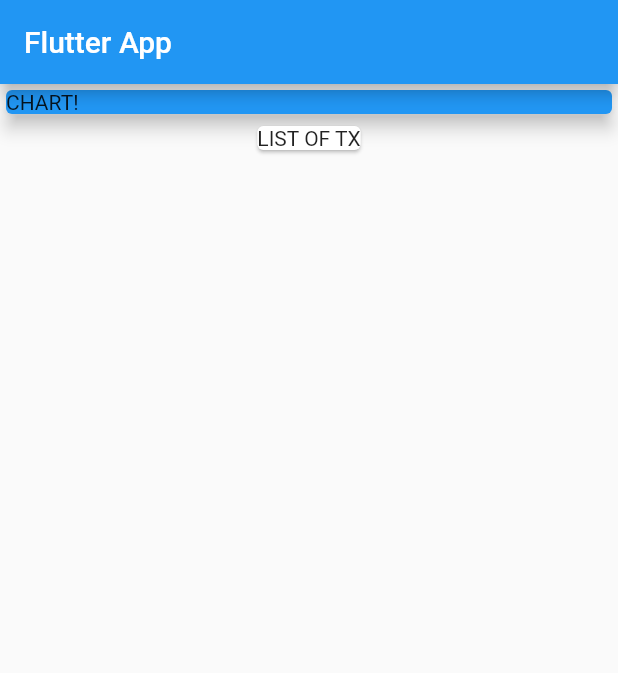
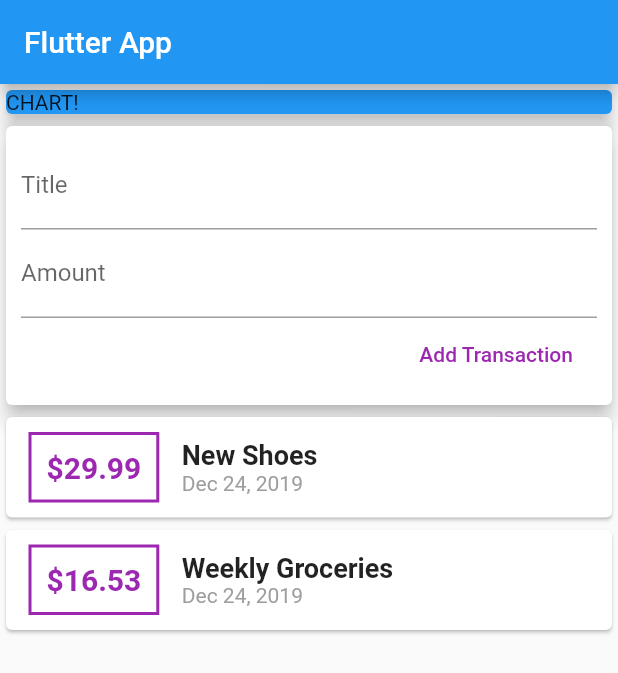
Before and after one commit to marttp/FlutterCourse, a Flutter app: the screen it shows after launch, on a phone screen of 412 x 824 dp. Shown: the top 673 px of the screen. Run offline on Flutter 3.47's test engine with Material 2 defaults, Android fonts, the phone set to English and light mode, and no system bars.

Commit message:
Update expense-app

```diff
--- a/personal_expense_app/lib/main.dart
+++ b/personal_expense_app/lib/main.dart
@@ -1,4 +1,7 @@
 import 'package:flutter/material.dart';
+import 'package:intl/intl.dart';
+
+import './transaction.dart';
 
 void main() => runApp(MyApp());
 
@@ -13,6 +16,21 @@ class MyApp extends StatelessWidget {
 }
 
 class MyHomePage extends StatelessWidget {
+  final List<Transaction> transactions = [
+    Transaction(
+      id: 't1',
+      title: 'New Shoes',
+      amount: 29.99,
+      date: DateTime.now(),
+    ),
+    Transaction(
+      id: 't2',
+      title: 'Weekly Groceries',
+      amount: 16.53,
+      date: DateTime.now(),
+    ),
+  ];
+
   @override
   Widget build(BuildContext context) {
     return Scaffold(
@@ -20,6 +38,8 @@ class MyHomePage extends StatelessWidget {
         title: Text('Flutter App'),
       ),
       body: Column(
+        // mainAxisAlignment: MainAxisAlignment.start,
+        crossAxisAlignment: CrossAxisAlignment.stretch,
         children: <Widget>[
           Container(
             width: double.infinity,
@@ -30,8 +50,63 @@ class MyHomePage extends StatelessWidget {
             ),
           ),
           Card(
-            child: Text('LIST OF TX'),
+            elevation: 5,
+            child: Container(
+              padding: EdgeInsets.all(10),
+              child: Column(
+                crossAxisAlignment: CrossAxisAlignment.end,
+                children: <Widget>[
+                  TextField(
+                    decoration: InputDecoration(labelText: 'Title'),
+                  ),
+                  TextField(
+                    decoration: InputDecoration(labelText: 'Amount'),
+                  ),
+                  FlatButton(
+                    child: Text('Add Transaction'),
+                    textColor: Colors.purple,
+                    onPressed: () {},
+                  )
+                ],
+              ),
+            ),
           ),
+          Column(
+            children: transactions.map((tx) {
+              return Card(
+                  child: Row(
+                children: <Widget>[
+                  Container(
+                    margin: EdgeInsets.symmetric(vertical: 10, horizontal: 15),
+                    decoration: BoxDecoration(
+                        border: Border.all(color: Colors.purple, width: 2)),
+                    padding: EdgeInsets.all(10),
+                    child: Text(
+                      '\$${tx.amount}',
+                      style: TextStyle(
+                          fontWeight: FontWeight.bold,
+                          fontSize: 20,
+                          color: Colors.purple),
+                    ),
+                  ),
+                  Column(
+                    crossAxisAlignment: CrossAxisAlignment.start,
+                    children: <Widget>[
+                      Text(
+                        tx.title,
+                        style: TextStyle(
+                            fontSize: 18, fontWeight: FontWeight.bold),
+                      ),
+                      Text(
+                        DateFormat.yMMMd().format(tx.date),
+                        style: TextStyle(color: Colors.grey),
+                      )
+                    ],
+                  )
+                ],
+              ));
+            }).toList(),
+          )
         ],
       ),
     );
--- /dev/null
+++ b/personal_expense_app/lib/transaction.dart
@@ -0,0 +1,10 @@
+import 'package:flutter/foundation.dart';
+
+class Transaction {
+  String id;
+  String title;
+  double amount;
+  DateTime date;
+
+  Transaction({ @required this.id, @required this.title, @required this.amount, @required this.date});
+}
--- a/personal_expense_app/pubspec.yaml
+++ b/personal_expense_app/pubspec.yaml
@@ -19,6 +19,7 @@ environment:
 dependencies:
   flutter:
     sdk: flutter
+  intl: ^0.16.0
 
   # The following adds the Cupertino Icons font to your application.
   # Use with the CupertinoIcons class for iOS style icons.
```
Also changed, not shown: personal_expense_app/pubspec.lock.
